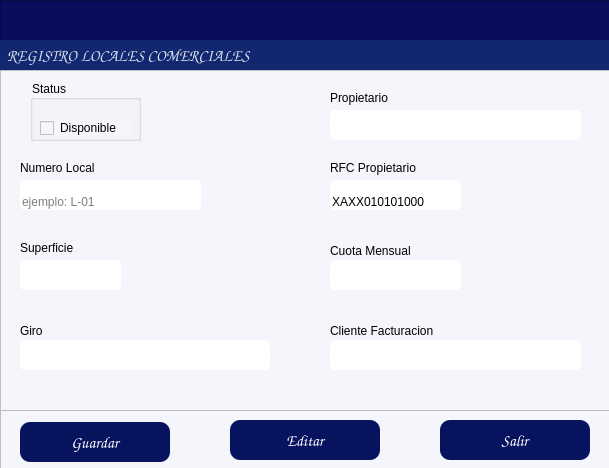
alucard8130/Sistema-GAC, file gui/formLocales.ui: the form before one commit.
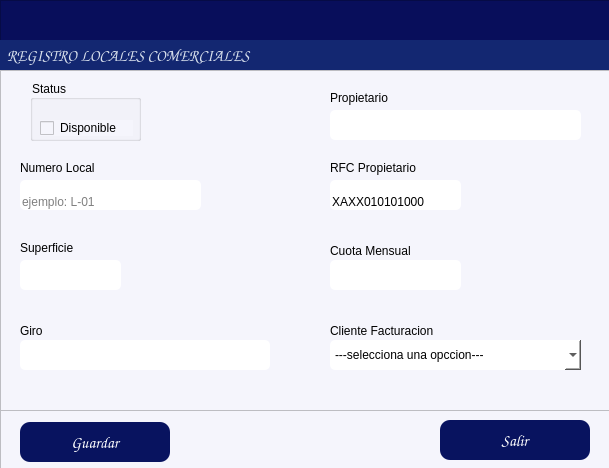
The form after the commit. Icons and pictures are not drawn.

Patch:
```diff
--- a/gui/formLocales.ui
+++ b/gui/formLocales.ui
@@ -336,7 +336,7 @@
      <string>Superficie</string>
     </property>
    </widget>
-   <widget class="QLineEdit" name="txtCliente">
+   <widget class="QComboBox" name="cmbClientes">
     <property name="geometry">
      <rect>
       <x>330</x>
@@ -347,12 +347,13 @@
     </property>
     <property name="styleSheet">
      <string notr="true">background-color: rgb(255, 255, 255);
-border-radius:5px;
-</string>
+border-radius:5px;</string>
     </property>
-    <property name="alignment">
-     <set>Qt::AlignmentFlag::AlignBottom|Qt::AlignmentFlag::AlignLeading|Qt::AlignmentFlag::AlignLeft</set>
-    </property>
+    <item>
+     <property name="text">
+      <string>---selecciona una opccion---</string>
+     </property>
+    </item>
    </widget>
   </widget>
   <widget class="QFrame" name="frame_3">
@@ -430,57 +431,6 @@
      <bool>true</bool>
     </property>
    </widget>
-   <widget class="QPushButton" name="btnEditar">
-    <property name="geometry">
-     <rect>
-      <x>230</x>
-      <y>10</y>
-      <width>150</width>
-      <height>40</height>
-     </rect>
-    </property>
-    <property name="maximumSize">
-     <size>
-      <width>150</width>
-      <height>100</height>
-     </size>
-    </property>
-    <property name="font">
-     <font>
-      <family>Comic Sans MS</family>
-      <pointsize>12</pointsize>
-      <bold>false</bold>
-     </font>
-    </property>
-    <property name="cursor">
-     <cursorShape>PointingHandCursor</cursorShape>
-    </property>
-    <property name="layoutDirection">
-     <enum>Qt::LayoutDirection::LeftToRight</enum>
-    </property>
-    <property name="styleSheet">
-     <string notr="true">background-color: rgb(8, 19, 95);
-color: rgb(255, 255, 255);
-border-radius:10px;
-</string>
-    </property>
-    <property name="text">
-     <string>Editar</string>
-    </property>
-    <property name="icon">
-     <iconset>
-      <normaloff>../iconos/Custom-Icon-Design-Pretty-Office-9-Edit-file.256.png</normaloff>../iconos/Custom-Icon-Design-Pretty-Office-9-Edit-file.256.png</iconset>
-    </property>
-    <property name="iconSize">
-     <size>
-      <width>30</width>
-      <height>30</height>
-     </size>
-    </property>
-    <property name="flat">
-     <bool>true</bool>
-    </property>
-   </widget>
    <widget class="QPushButton" name="btnSalir">
     <property name="geometry">
      <rect>
```
Left out of the diff: 15 changed lines with no effect on the pictures.
